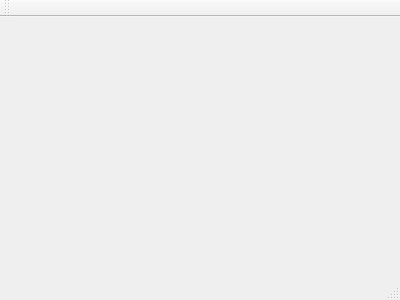
Qt form SisCompra/mainwindow.ui (saraivaufc/ListaDeCompras) before a commit.
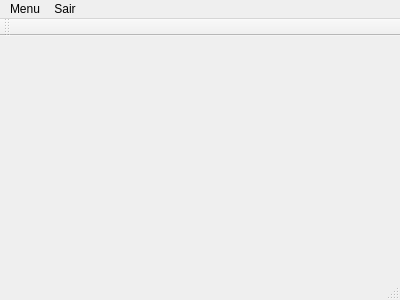
The same form after that commit.

```diff
--- a/SisCompra/mainwindow.ui
+++ b/SisCompra/mainwindow.ui
@@ -12,13 +12,45 @@
   <property name="windowTitle" >
    <string>MainWindow</string>
   </property>
-  <widget class="QMenuBar" name="menuBar" />
-  <widget class="QToolBar" name="mainToolBar" />
-  <widget class="QWidget" name="centralWidget" />
-  <widget class="QStatusBar" name="statusBar" />
+  <widget class="QWidget" name="centralWidget"/>
+  <widget class="QMenuBar" name="menuBar">
+   <property name="geometry">
+    <rect>
+     <x>0</x>
+     <y>0</y>
+     <width>400</width>
+     <height>28</height>
+    </rect>
+   </property>
+   <widget class="QMenu" name="menuMenu">
+    <property name="title">
+     <string>Menu</string>
+    </property>
+   </widget>
+   <widget class="QMenu" name="menuSair">
+    <property name="title">
+     <string>Sair</string>
+    </property>
+   </widget>
+   <addaction name="menuMenu"/>
+   <addaction name="menuSair"/>
+  </widget>
+  <widget class="QToolBar" name="mainToolBar">
+   <attribute name="toolBarArea">
+    <enum>TopToolBarArea</enum>
+   </attribute>
+   <attribute name="toolBarBreak">
+    <bool>false</bool>
+   </attribute>
+  </widget>
+  <widget class="QStatusBar" name="statusBar"/>
+  <action name="actionAdicionar_Lista">
+   <property name="text">
+    <string>Adicionar Lista</string>
+   </property>
+  </action>
  </widget>
- <layoutDefault spacing="6" margin="11" />
- <pixmapfunction></pixmapfunction>
+ <layoutdefault spacing="6" margin="11"/>
  <resources/>
  <connections/>
 </ui>
```
Left out of the diff: 7 changed lines with no effect on the pictures.
